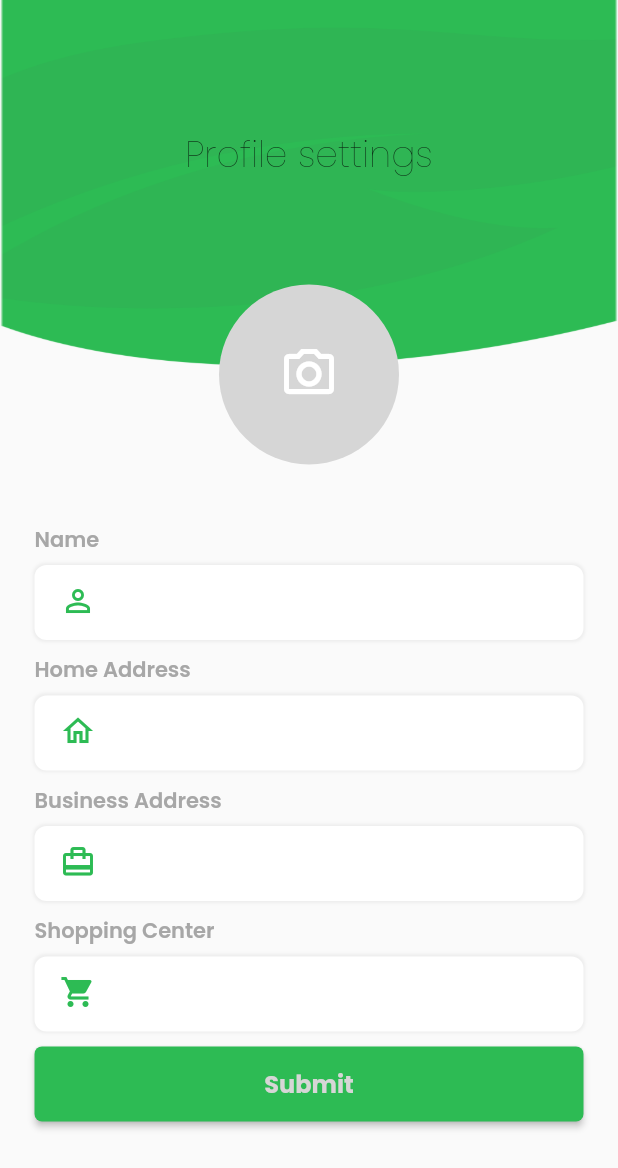
After one commit to ZainMughal329/Green-Taxi-, a Flutter app: the ProfileScreen screen opened directly, on a phone screen of 412 x 824 dp. The commit adds this screen. Shown: the top 1168 px of the screen. Run offline on Flutter 3.47's test engine with Material 2 defaults, Android fonts, the phone set to English and light mode, and no system bars; our stand-ins replace firebase_auth, firebase_core, flutter_screenutil, flutter_svg, get, google_fonts and 1 more; missing offline and left inert: fl_country_code_picker; accounts and stored records are empty.

Commit message:
profile screen

```diff
--- a/lib/main.dart
+++ b/lib/main.dart
@@ -18,7 +18,6 @@ class MyApp extends StatelessWidget {
         builder: (context, child) {
           return  GetMaterialApp(
           title: 'Flutter Demo',
-
           initialRoute: RoutesNames.loginScreen,
           getPages: AppPages.routes,
         );
--- /dev/null
+++ b/lib/screens/profile/controller.dart
@@ -0,0 +1,9 @@
+
+import 'package:flutter/material.dart';
+import 'package:get/get.dart';
+class ProfileController extends GetxController{
+  final nameController = TextEditingController().obs;
+  final homecontroller = TextEditingController().obs;
+  final businesscontroller = TextEditingController().obs;
+  final shopcontroller = TextEditingController().obs;
+}
--- /dev/null
+++ b/lib/screens/profile/profile_view.dart
@@ -0,0 +1,141 @@
+import 'package:flutter/material.dart';
+import 'package:get/get.dart';
+import 'package:google_fonts/google_fonts.dart';
+import 'package:green_taxi/screens/profile/controller.dart';
+import 'package:green_taxi/utilities/utils/app_colors.dart';
+
+import '../../utilities/widgets/green_intro_widget_without_logo.dart';
+
+class ProfileScreen extends StatefulWidget {
+  const ProfileScreen({Key? key}) : super(key: key);
+
+  @override
+  State<ProfileScreen> createState() => _ProfileScreenState();
+}
+
+class _ProfileScreenState extends State<ProfileScreen> {
+  ProfileController profileController = Get.put(ProfileController());
+  @override
+  Widget build(BuildContext context) {
+    return Scaffold(
+      body: SingleChildScrollView(
+        child: Column(
+          mainAxisAlignment: MainAxisAlignment.start,
+          crossAxisAlignment: CrossAxisAlignment.start,
+          children: [
+            Container(
+              height: Get.height * 0.4,
+              child: Stack(
+                children: [
+                  greenIntroWidgetWithOutLogo(),
+                  Align(
+                    alignment: Alignment.bottomCenter,
+                    child: Container(
+                      width: 120,
+                      height: 120,
+                      margin: EdgeInsets.only(bottom: 20),
+                      decoration: BoxDecoration(
+                          shape: BoxShape.circle, color: Color(0xffD6D6D6)),
+                      child: Center(
+                        child: Icon(Icons.camera_alt_outlined,size: 40,color: Colors.white),
+                      ),
+                    ),
+                  )
+                ],
+              ),
+            ),
+
+            SizedBox(
+              height: 20,
+            ),
+            Container(
+              padding: EdgeInsets.symmetric(
+                horizontal: 23
+              ),
+              child: Column(
+                children:[
+                  TextFormField('Name',Icons.person_outline,profileController.nameController.value),
+                  SizedBox(height: 10,),
+                  TextFormField('Home Address',Icons.home_outlined,ProfileController().homecontroller.value),
+                  SizedBox(height: 10,),
+                  TextFormField('Business Address',Icons.card_travel,ProfileController().businesscontroller.value),
+                SizedBox(height: 10,),
+                  TextFormField('Shopping Center',Icons.shopping_cart,ProfileController().shopcontroller.value),
+                  SizedBox(height: 10,),
+                  greenButton('Submit', Function, (){})
+                ]
+              ),
+            )
+          ]
+        )));
+  }
+}
+
+
+TextFormField(String tittle,IconData iconData,TextEditingController controller){
+  return Column(
+    crossAxisAlignment: CrossAxisAlignment.start,
+    children: [
+    Text(
+      tittle,style: GoogleFonts.poppins(
+      fontSize: 14,
+      fontWeight: FontWeight.w600,color: Color(0xffA7A7A7)
+    ),
+    ) ,
+    SizedBox(
+      height: 6,
+    )  ,
+      Container(
+        width: Get.width,
+        height: 50,
+        decoration: BoxDecoration(
+          color: Colors.white,
+          boxShadow: [
+            BoxShadow(
+              color: Colors.black.withOpacity(0.05),
+              spreadRadius: 1,
+              blurRadius: 1
+            )
+          ],
+          borderRadius: BorderRadius.circular(8)
+
+        ),
+        child: TextField(
+          style: GoogleFonts.poppins(
+          fontSize: 14,
+  fontWeight: FontWeight.w600,color: Color(0xffA7A7A7)),
+          decoration: InputDecoration(
+            prefixIcon: Padding(
+              padding: const EdgeInsets.only(left: 10),
+              child: Icon(iconData,color: AppColors.greenColor,),
+            ),
+            border: InputBorder.none
+          ),
+        ),
+      )
+    ],
+  );
+
+}
+
+
+Widget greenButton(String tittle,Function,onPrssed){
+  return MaterialButton(
+      minWidth: Get.width,
+      height: 50,
+      shape: RoundedRectangleBorder(
+        borderRadius: BorderRadius.circular(5)
+      ),
+      color: AppColors.greenColor,
+      child: Text(
+          tittle,style:GoogleFonts.poppins(
+        fontSize: 16,
+        fontWeight: FontWeight.bold,
+        color: Color(0xffD6D6D6)
+      ) ,
+      ),
+
+
+      onPressed: ()=>onPrssed);
+
+}
--- /dev/null
+++ b/lib/utilities/widgets/green_intro_widget_without_logo.dart
@@ -0,0 +1,29 @@
+import 'package:flutter/cupertino.dart';
+import 'package:flutter_screenutil/flutter_screenutil.dart';
+import 'package:get/get.dart';
+import 'package:flutter_svg/flutter_svg.dart';
+import 'package:google_fonts/google_fonts.dart';
+
+
+Widget greenIntroWidgetWithOutLogo(){
+
+  return Container(
+    width: Get.width,
+    decoration: BoxDecoration(
+      image: DecorationImage(image: AssetImage('assets/mask.png'),
+      fit: BoxFit.fill),
+    ),
+    height: Get.height*0.3,
+    child: Container(
+      height: Get.height*0.1,
+      width: Get.width,
+      margin: EdgeInsets.only(bottom: Get.height*0.05),
+      child: Center(
+        child: Text(
+          "Profile settings",style: GoogleFonts.poppins(fontSize: 24,fontWeight: FontWeight.w200),
+        )
+      ),
+    ),
+  );
+
+}
```
Also changed, not shown: 1 other file.
